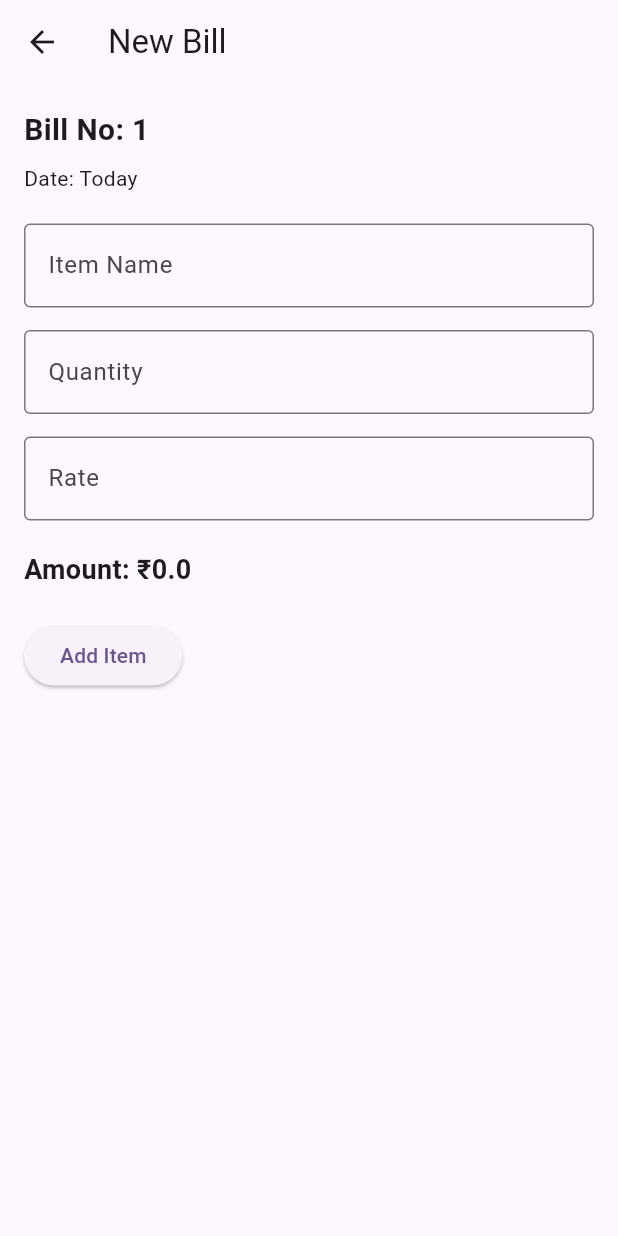
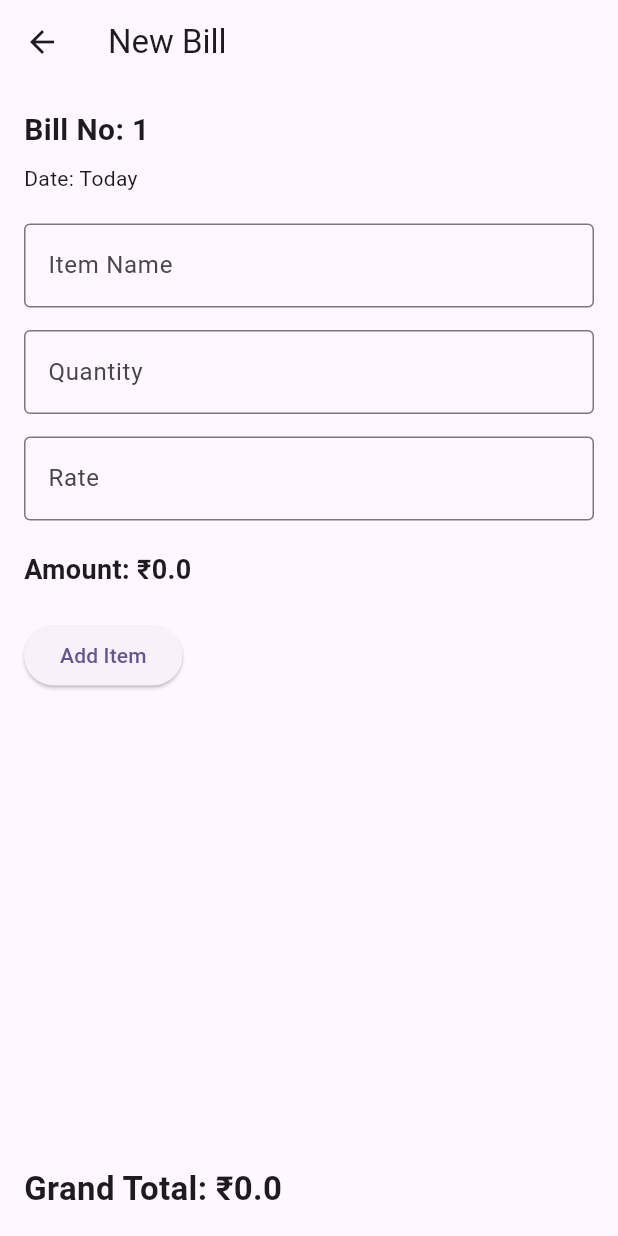
Before and after one commit to sukriti-8/Shopbill, a Flutter app: the NewBillScreen screen opened directly, on a phone screen of 412 x 824 dp. Run offline on Flutter 3.47's test engine with Material 3 defaults, Android fonts, the phone set to English and light mode, and no system bars.

Commit message:
Added bill items and grand total

```diff
--- a/lib/screens/new_bill_screen.dart
+++ b/lib/screens/new_bill_screen.dart
@@ -14,6 +14,15 @@ class _NewBillScreenState extends State<NewBillScreen>{
     final itemController = TextEditingController();
     final qtyController = TextEditingController();
     final rateController = TextEditingController();
+    double getGrandTotal() {
+        double total = 0;
+
+    for (var item in items) {
+        total += item['amount'];
+  }
+
+  return total;
+}
 
   @override
   Widget build(BuildContext context) {
@@ -136,6 +145,15 @@ class _NewBillScreenState extends State<NewBillScreen>{
             },
         ),
     ),
+    const SizedBox(height: 10),
+
+    Text(
+        'Grand Total: ₹${getGrandTotal()}',
+    style: const TextStyle(
+        fontSize: 22,
+        fontWeight: FontWeight.bold,
+     ),
+    ),
     ],
   ),
 ),
```
